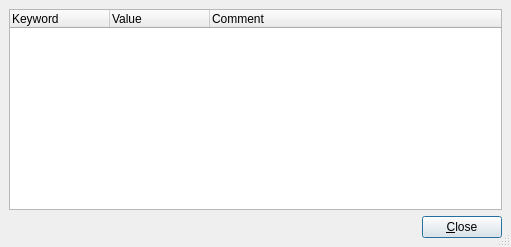
Qt form kstars/fitsheaderdialog.ui (KDE/kstars) before a commit.
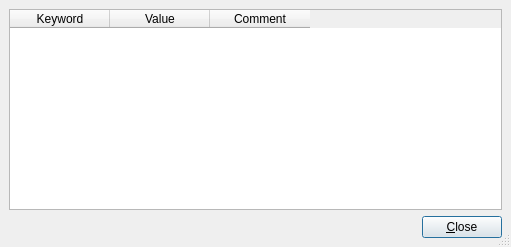
The same form after that commit.

Commit message:
KStars FITS Viewer tool is now working. It features a simpler interface, and uses the powerfull CFITSIO which made life easier as well. I removed the brightness/contrast tool since it was pretty slow and it can be accomplished using the histgoram at any rate, which is much more powerful than any bri/con controls. This pretty much sums the last _major_ porting effort to KDE4 for the tools I've maintained. Looking forward to improving the codebase now.
CCMAIL:kstars-devel@kde.org

Diff of the .ui file:
```diff
--- a/kstars/fitsheaderdialog.ui
+++ b/kstars/fitsheaderdialog.ui
@@ -26,7 +26,13 @@
     <number>6</number>
    </property>
    <item>
-    <widget class="QTreeWidget" name="headerView" >
+    <widget class="QTableWidget" name="tableWidget" >
+     <property name="alternatingRowColors" >
+      <bool>true</bool>
+     </property>
+     <property name="showGrid" >
+      <bool>true</bool>
+     </property>
      <column>
       <property name="text" >
        <string>Keyword</string>
```
Left out of the diff: 3 changed lines with no effect on the pictures. The commit also changes 6 other files.
